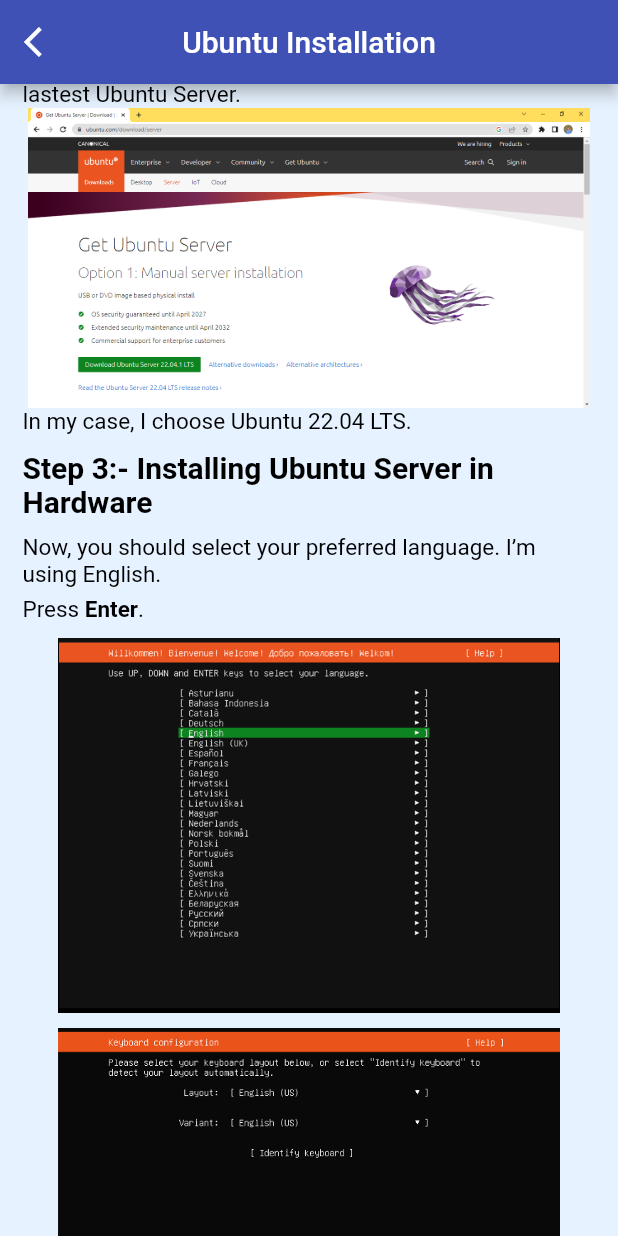
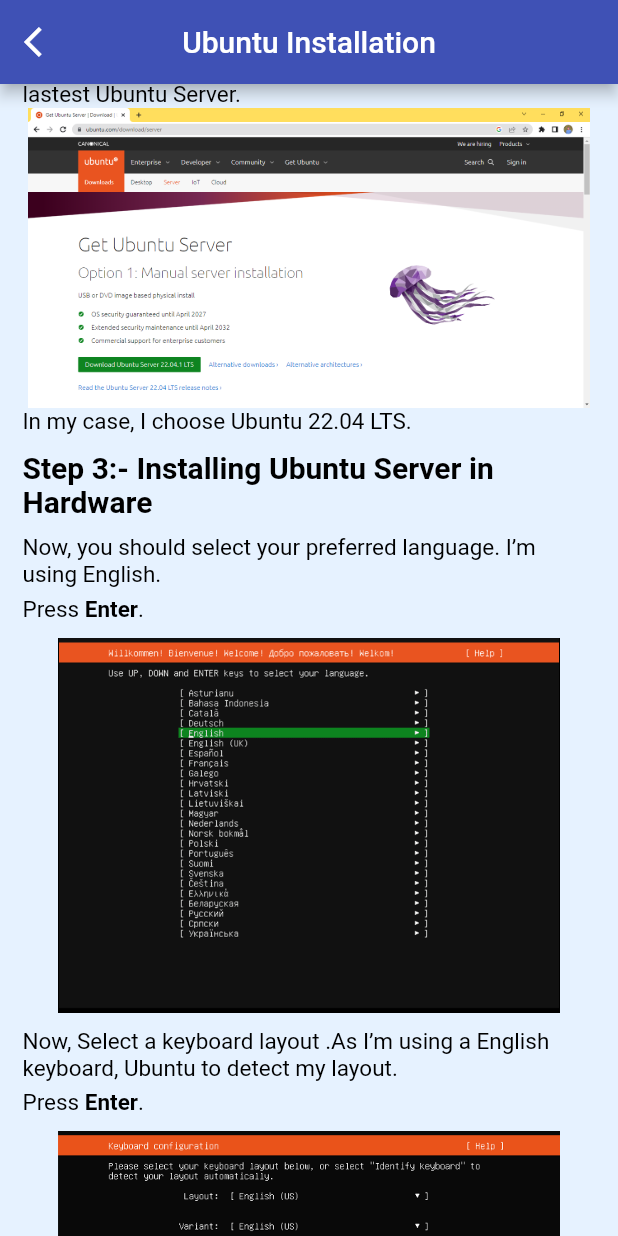
Before and after one commit to selvaraj-kuppusamy/linuxgeek, a Flutter app: the Ubuntuinstallation screen opened directly, scrolled down 576 dp, on a phone screen of 412 x 824 dp. Run offline on Flutter 3.47's test engine with Material 2 defaults, Android fonts, the phone set to English and light mode, and no system bars.

Commit message:
ubuntu installation

```diff
--- a/lib/installation/ubuntuinstallation.dart
+++ b/lib/installation/ubuntuinstallation.dart
@@ -254,7 +254,29 @@ class _UbuntuinstallationState extends State<Ubuntuinstallation> {
             const SizedBox(
               height: 10.0,
             ),
-
+            const Text('Now, Select a keyboard layout .As I’m using a English keyboard, '
+                'Ubuntu to detect my layout.',style: normaltext1,),
+            const SizedBox(
+              height: 5.0,
+            ),
+            RichText(
+                text: const TextSpan(children: [
+                  TextSpan(
+                    text: 'Press',
+                    style: normaltext1,
+                  ),
+                  TextSpan(
+                    text: '\tEnter',
+                    style: darktext3,
+                  ),
+                  TextSpan(
+                    text: '.',
+                    style: normaltext1,
+                  ),
+                ])),
+            const SizedBox(
+              height: 10.0,
+            ),
             orientation == Orientation.portrait
                 ? Image.asset(
                     'assets/installation/ubuntuinstallation/3.png',
@@ -269,8 +291,8 @@ class _UbuntuinstallationState extends State<Ubuntuinstallation> {
             const SizedBox(
               height: 10.0,
             ),
-            const Text('Now, Select a keyboard layout .As I’m using a English keyboard, '
-                'Ubuntu to detect my layout.',style: normaltext1,),
+            const Text('Now, Configure the Network Interface in Ubuntu Server. '
+                'In my case, Choose default Network Interface option.',style: normaltext1,),
             const SizedBox(
               height: 5.0,
             ),
@@ -306,8 +328,12 @@ class _UbuntuinstallationState extends State<Ubuntuinstallation> {
             const SizedBox(
               height: 10.0,
             ),
-            const Text('Now, Configure the Network Interface in Ubuntu Server. '
-                ' Choose default Network Interface option.'),
+            const Text('In case, if you are using a proxy, you may enter them here and Press done.'
+                ' If you don’t have a proxy that’s fine. You can leave it blank.',style: normaltext1,),
+            const SizedBox(
+              height: 5.0,
+            ),
+            const Text('In my case don’t have a proxy. So I can leave it blank.',style: normaltext1,),
             const SizedBox(
               height: 5.0,
             ),
@@ -343,6 +369,27 @@ class _UbuntuinstallationState extends State<Ubuntuinstallation> {
             const SizedBox(
               height: 10.0,
             ),
+            const Text('Configure the Ubuntu Archive mirror.You can configure the Ubuntu mirror of your choice. '
+                'In my case, just leaving the default.',style: normaltext1,),
+            const SizedBox(height: 5.0,),
+            RichText(
+                text: const TextSpan(children: [
+                  TextSpan(
+                    text: 'Press',
+                    style: normaltext1,
+                  ),
+                  TextSpan(
+                    text: '\tEnter',
+                    style: darktext3,
+                  ),
+                  TextSpan(
+                    text: '.',
+                    style: normaltext1,
+                  ),
+                ])),
+            const SizedBox(
+              height: 10.0,
+            ),
             orientation == Orientation.portrait
                 ? Image.asset(
                     'assets/installation/ubuntuinstallation/6.png',
@@ -354,6 +401,11 @@ class _UbuntuinstallationState extends State<Ubuntuinstallation> {
                     height: 500.0,
                     width: width,
                   ),
+            const SizedBox(
+              height: 10.0,
+            ),
+            const Text('In the storage selection, Use an entire disk option and'
+                ' Custom storage layout option there.you can choose any one of the option.',style: normaltext1,),
             const SizedBox(
               height: 10.0,
             ),
@@ -371,6 +423,28 @@ class _UbuntuinstallationState extends State<Ubuntuinstallation> {
             const SizedBox(
               height: 10.0,
             ),
+            const Text('In my case, I choose Custom storage layout option.',style: normaltext1,),
+            const SizedBox(
+              height: 5.0,
+            ),
+            RichText(
+                text: const TextSpan(children: [
+                  TextSpan(
+                    text: 'Press',
+                    style: normaltext1,
+                  ),
+                  TextSpan(
+                    text: '\tEnter',
+                    style: darktext3,
+                  ),
+                  TextSpan(
+                    text: '.',
+                    style: normaltext1,
+                  ),
+                ])),
+            const SizedBox(
+              height: 10.0,
+            ),
             orientation == Orientation.portrait
                 ? Image.asset(
                     'assets/installation/ubuntuinstallation/8.png',
@@ -385,6 +459,24 @@ class _UbuntuinstallationState extends State<Ubuntuinstallation> {
             const SizedBox(
               height: 10.0,
             ),
+            RichText(
+                text: const TextSpan(children: [
+                  TextSpan(
+                    text: 'Now, Press the Free space and press enter to Click',
+                    style: normaltext1,
+                  ),
+                  TextSpan(
+                    text: '\tAdd GPT Partition',
+                    style: darktext3,
+                  ),
+                  TextSpan(
+                    text: '.',
+                    style: normaltext1,
+                  ),
+                ])),
+            const SizedBox(
+              height: 10.0,
+            ),
             orientation == Orientation.portrait
                 ? Image.asset(
                     'assets/installation/ubuntuinstallation/9.png',
@@ -396,6 +488,10 @@ class _UbuntuinstallationState extends State<Ubuntuinstallation> {
                     height: 500.0,
                     width: width,
                   ),
+            const SizedBox(
+              height: 10.0,
+            ),
+            const Text('Now, Configure the disk.'),
             const SizedBox(
               height: 10.0,
             ),
--- a/lib/screens/commands.dart
+++ b/lib/screens/commands.dart
@@ -26,7 +26,19 @@ class _CommandsState extends State<Commands> {
           centerTitle: true,
         ),
         body: ListView(
-
+          children: [
+            Container(
+              height: 200,
+              color: Colors.yellow,
+              child: Column(
+                children: [
+                  Text('Man'),
+                  SizedBox(height: 10.0,),
+                  Text('')
+                ],
+              ),
+            )
+          ],
         ),
 
       ),
```
